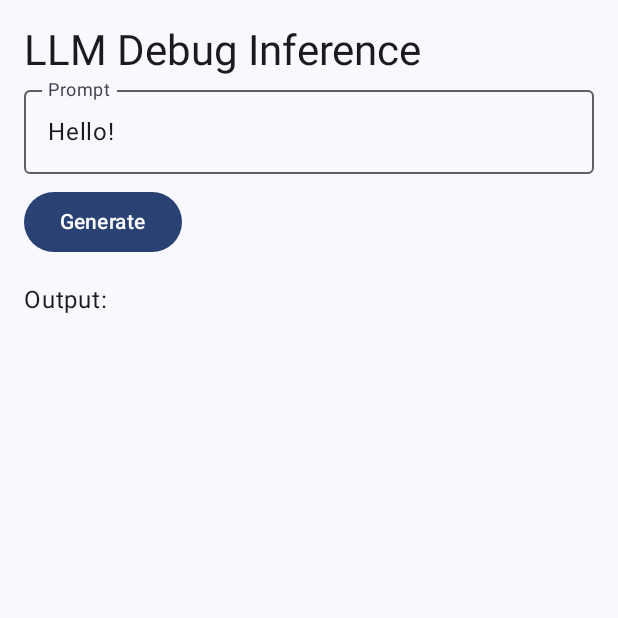
After one commit to mcasillas17/Thwiply, an Android app built with Jetpack Compose: the DebugScreen screen opened through its navigation route, on a phone screen of 412 x 824 dp, the top half of it. The commit adds this screen. Run offline under Robolectric (Android 15) with nearby library versions, the light colour scheme and no system bars; our stand-ins replace Dagger/Hilt's generated code; libraries missing offline, so code that uses them is left out: com.google.ai.edge; 2 statements that could not run were skipped.

Commit message:
feat: add Compose UI screens and Navigation

```diff
--- a/app/src/main/java/com/elopenmike/thwiply/MainActivity.kt
+++ b/app/src/main/java/com/elopenmike/thwiply/MainActivity.kt
@@ -3,45 +3,43 @@ package com.elopenmike.thwiply
 import android.os.Bundle
 import androidx.activity.ComponentActivity
 import androidx.activity.compose.setContent
-import androidx.activity.enableEdgeToEdge
 import androidx.compose.foundation.layout.fillMaxSize
-import androidx.compose.foundation.layout.padding
-import androidx.compose.material3.Scaffold
-import androidx.compose.material3.Text
-import androidx.compose.runtime.Composable
+import androidx.compose.material3.MaterialTheme
+import androidx.compose.material3.Surface
 import androidx.compose.ui.Modifier
-import androidx.compose.ui.tooling.preview.Preview
+import androidx.navigation.compose.NavHost
+import androidx.navigation.compose.composable
+import androidx.navigation.compose.rememberNavController
+import com.elopenmike.thwiply.ui.debug.DebugScreen
+import com.elopenmike.thwiply.ui.onboarding.OnboardingScreen
 import com.elopenmike.thwiply.ui.theme.ThwiplyTheme
+import dagger.hilt.android.AndroidEntryPoint
 
+@AndroidEntryPoint
 class MainActivity : ComponentActivity() {
     override fun onCreate(savedInstanceState: Bundle?) {
         super.onCreate(savedInstanceState)
-        enableEdgeToEdge()
         setContent {
             ThwiplyTheme {
-                Scaffold(modifier = Modifier.fillMaxSize()) { innerPadding ->
-                    Greeting(
-                        name = "Android",
-                        modifier = Modifier.padding(innerPadding)
-                    )
+                Surface(
+                    modifier = Modifier.fillMaxSize(),
+                    color = MaterialTheme.colorScheme.background
+                ) {
+                    val navController = rememberNavController()
+                    NavHost(navController = navController, startDestination = "onboarding") {
+                        composable("onboarding") {
+                            OnboardingScreen(onDownloadComplete = {
+                                navController.navigate("debug") {
+                                    popUpTo("onboarding") { inclusive = true }
+                                }
+                            })
+                        }
+                        composable("debug") {
+                            DebugScreen()
+                        }
+                    }
                 }
             }
         }
     }
 }
-
-@Composable
-fun Greeting(name: String, modifier: Modifier = Modifier) {
-    Text(
-        text = "Hello $name!",
-        modifier = modifier
-    )
-}
-
-@Preview(showBackground = true)
-@Composable
-fun GreetingPreview() {
-    ThwiplyTheme {
-        Greeting("Android")
-    }
-}
--- /dev/null
+++ b/app/src/main/java/com/elopenmike/thwiply/ui/debug/DebugScreen.kt
@@ -0,0 +1,37 @@
+package com.elopenmike.thwiply.ui.debug
+
+import androidx.compose.foundation.layout.*
+import androidx.compose.material3.*
+import androidx.compose.runtime.*
+import androidx.compose.ui.Modifier
+import androidx.compose.ui.unit.dp
+import androidx.hilt.navigation.compose.hiltViewModel
+
+@Composable
+fun DebugScreen(viewModel: DebugViewModel = hiltViewModel()) {
+    val isInit by viewModel.isInitializing.collectAsState()
+    val output by viewModel.output.collectAsState()
+    var prompt by remember { mutableStateOf("Hello!") }
+
+    Column(modifier = Modifier.padding(16.dp).fillMaxSize()) {
+        Text("LLM Debug Inference", style = MaterialTheme.typography.headlineMedium)
+
+        if (isInit) {
+            CircularProgressIndicator()
+            Text("Initializing engine...")
+        } else {
+            OutlinedTextField(
+                value = prompt,
+                onValueChange = { prompt = it },
+                label = { Text("Prompt") },
+                modifier = Modifier.fillMaxWidth()
+            )
+            Button(onClick = { viewModel.generate(prompt) }, modifier = Modifier.padding(top = 8.dp)) {
+                Text("Generate")
+            }
+            Spacer(modifier = Modifier.height(16.dp))
+            Text("Output:")
+            Text(output, modifier = Modifier.weight(1f))
+        }
+    }
+}
--- /dev/null
+++ b/app/src/main/java/com/elopenmike/thwiply/ui/onboarding/OnboardingScreen.kt
@@ -0,0 +1,52 @@
+package com.elopenmike.thwiply.ui.onboarding
+
+import androidx.compose.foundation.layout.*
+import androidx.compose.material3.*
+import androidx.compose.runtime.*
+import androidx.compose.ui.Modifier
+import androidx.compose.ui.unit.dp
+import androidx.hilt.navigation.compose.hiltViewModel
+import com.elopenmike.thwiply.llm.model.DownloadState
+
+@Composable
+fun OnboardingScreen(
+    onDownloadComplete: () -> Unit,
+    viewModel: OnboardingViewModel = hiltViewModel()
+) {
+    val state by viewModel.uiState.collectAsState()
+    var url by remember { mutableStateOf("https://huggingface.co/litert-community/Gemma3-1B-IT/resolve/main/gemma3-1b-it-int4.litertlm?download=true") }
+    var token by remember { mutableStateOf("") }
+
+    LaunchedEffect(state) {
+        if (state is DownloadState.Success) onDownloadComplete()
+    }
+
+    Column(modifier = Modifier.padding(16.dp)) {
+        Text("Thwiply", style = MaterialTheme.typography.headlineLarge)
+        Text("We need to download the AI model.")
+        Spacer(modifier = Modifier.height(16.dp))
+
+        OutlinedTextField(value = url, onValueChange = { url = it }, label = { Text("Model URL") })
+        OutlinedTextField(value = token, onValueChange = { token = it }, label = { Text("HF Token (if gated)") })
+
+        Spacer(modifier = Modifier.height(16.dp))
+
+        when (state) {
+            is DownloadState.Idle -> {
+                Button(onClick = { viewModel.startDownload(url, token) }) { Text("Start Download") }
+            }
+            is DownloadState.Downloading -> {
+                val progress = (state as DownloadState.Downloading).progress
+                LinearProgressIndicator(progress = { progress / 100f }, modifier = Modifier.fillMaxWidth())
+                Text("Downloading... $progress%")
+            }
+            is DownloadState.Error -> {
+                Text("Error: ${(state as DownloadState.Error).message}", color = MaterialTheme.colorScheme.error)
+                Button(onClick = { viewModel.startDownload(url, token) }) { Text("Retry") }
+            }
+            is DownloadState.Success -> {
+                Text("Download Complete!")
+            }
+        }
+    }
+}
```
Also changed, not shown: app/src/main/java/com/elopenmike/thwiply/llm/engine/LlmEngineManager.kt (+8 -1 lines).
